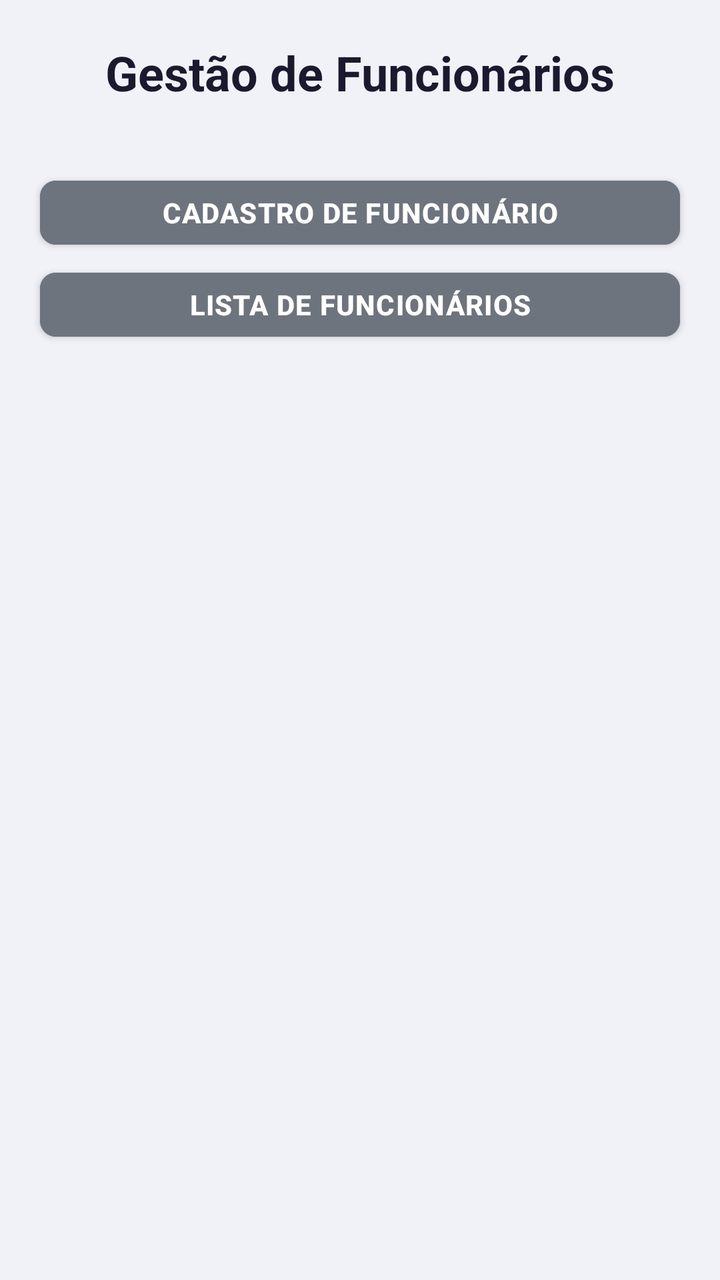
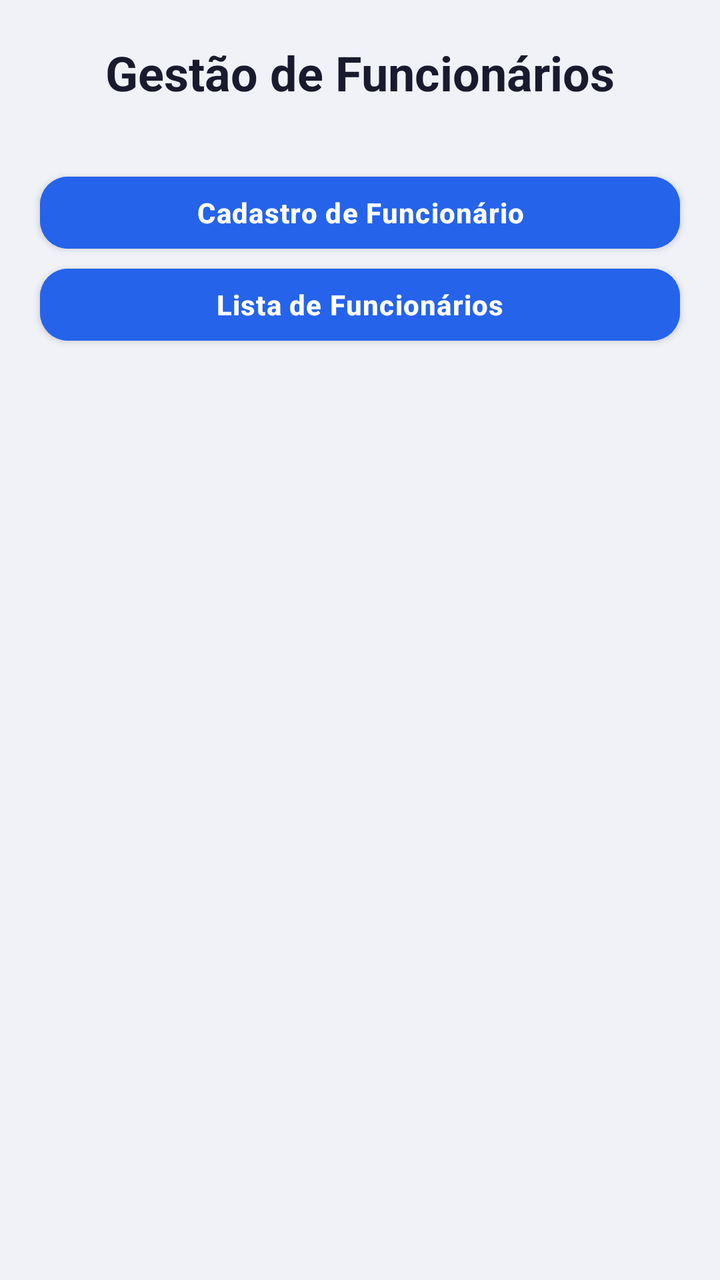

Two renders of the same Android screen: before a commit and after it. Below are the layout's source before the change and the commit's diff.
<!-- AndroidManifest.xml: application theme AppTheme -->
<!-- res/layout/activity_funcionarios.xml -->
<?xml version="1.0" encoding="utf-8"?>
<androidx.constraintlayout.widget.ConstraintLayout
    xmlns:android="http://schemas.android.com/apk/res/android"
    xmlns:app="http://schemas.android.com/apk/res-auto"
    xmlns:tools="http://schemas.android.com/tools"
    android:id="@+id/main"
    android:layout_width="match_parent"
    android:layout_height="match_parent"
    android:background="#F0F2F8"
    tools:context=".FuncionariosActivity">

    
    <TextView
        android:id="@+id/textTituloFuncionarios"
        android:layout_width="0dp"
        android:layout_height="wrap_content"
        android:text="Gestão de Funcionários"
        android:textSize="24sp"
        android:textStyle="bold"
        android:textColor="#1A1A2E"
        android:gravity="center"
        app:layout_constraintTop_toTopOf="parent"
        app:layout_constraintStart_toStartOf="parent"
        app:layout_constraintEnd_toEndOf="parent"
        android:layout_marginTop="20dp"/>

    
    <Button
        android:id="@+id/buttonCadastroFuncionario"
        android:layout_width="0dp"
        android:layout_height="44dp"
        android:text="Cadastro de Funcionário"
        android:textSize="14sp"
        android:textColor="#FFFFFF"
        android:textStyle="bold"
        android:letterSpacing="0.03"
        android:elevation="2dp"
        android:backgroundTint="#6E747E"
        app:cornerRadius="8dp"
        app:layout_constraintTop_toBottomOf="@id/textTituloFuncionarios"
        app:layout_constraintStart_toStartOf="parent"
        app:layout_constraintEnd_toEndOf="parent"
        android:layout_marginStart="20dp"
        android:layout_marginEnd="20dp"
        android:layout_marginTop="32dp"/>

    
    <Button
        android:id="@+id/buttonListaFuncionarios"
        android:layout_width="0dp"
        android:layout_height="44dp"
        android:text="Lista de Funcionários"
        android:textSize="14sp"
        android:textColor="#FFFFFF"
        android:textStyle="bold"
        android:letterSpacing="0.03"
        android:elevation="2dp"
        android:backgroundTint="#6E747E"
        app:cornerRadius="8dp"
        app:layout_constraintTop_toBottomOf="@id/buttonCadastroFuncionario"
        app:layout_constraintStart_toStartOf="parent"
        app:layout_constraintEnd_toEndOf="parent"
        android:layout_marginStart="20dp"
        android:layout_marginEnd="20dp"
        android:layout_marginTop="2dp"/>

</androidx.constraintlayout.widget.ConstraintLayout>
<!-- resources referenced by this layout -->
<resources>
  <style name="AppTheme" parent="Theme.MaterialComponents.DayNight.DarkActionBar">
          <item name="colorPrimary">@color/colorPrimary</item>
          <item name="colorPrimaryDark">@color/black</item>
          <item name="colorAccent">@color/black</item>
          <item name="android:windowBackground">@color/white</item>
          <item name="android:textColor">@color/black</item>
          <item name="android:textColorPrimary">@color/corTitulo</item>
  
          
          <item name="materialButtonStyle">@style/Widget.Condominio.Button</item>
          <item name="textInputStyle">@style/Widget.Condominio.TextInputLayout</item>
      </style>
  <color name="colorPrimary">#062AF2</color>
  <color name="black">#000000</color>
  <color name="white">#FFFFFF</color>
  <color name="corTitulo">#070707</color>
  <style name="Widget.Condominio.Button" parent="Widget.MaterialComponents.Button">
          <item name="backgroundTint">@color/colorPrimary</item>
          <item name="android:textColor">@color/white</item>
          <item name="cornerRadius">8dp</item>
      </style>
  <style name="Widget.Condominio.TextInputLayout" parent="Widget.MaterialComponents.TextInputLayout.OutlinedBox">
          <item name="boxBackgroundColor">@color/white</item>
          <item name="boxStrokeColor">@color/colorPrimary</item>
          <item name="hintTextColor">@color/colorPrimary</item>
          <item name="android:textColorHint">@color/colorPrimary</item>
      </style>
</resources>

<!-- the commit's change to res/layout/activity_funcionarios.xml (unified diff, before → after) -->
@@ -35,8 +35,8 @@
         android:textStyle="bold"
         android:letterSpacing="0.03"
         android:elevation="2dp"
-        android:backgroundTint="#6E747E"
-        app:cornerRadius="8dp"
+        android:backgroundTint="@color/botaoPrimario"
+        app:cornerRadius="14dp"
         app:layout_constraintTop_toBottomOf="@id/textTituloFuncionarios"
         app:layout_constraintStart_toStartOf="parent"
         app:layout_constraintEnd_toEndOf="parent"
@@ -55,8 +55,8 @@
         android:textStyle="bold"
         android:letterSpacing="0.03"
         android:elevation="2dp"
-        android:backgroundTint="#6E747E"
-        app:cornerRadius="8dp"
+        android:backgroundTint="@color/botaoPrimario"
+        app:cornerRadius="14dp"
         app:layout_constraintTop_toBottomOf="@id/buttonCadastroFuncionario"
         app:layout_constraintStart_toStartOf="parent"
         app:layout_constraintEnd_toEndOf="parent"
<!-- resource entries referenced after the edit -->
@@ -1,5 +1,6 @@
 <!-- resources referenced by this layout -->
 <resources>
+  <color name="botaoPrimario">#2563EB</color>
   <style name="AppTheme" parent="Theme.MaterialComponents.DayNight.DarkActionBar">
           <item name="colorPrimary">@color/colorPrimary</item>
           <item name="colorPrimaryDark">@color/black</item>
@@ -12,14 +13,24 @@
           <item name="materialButtonStyle">@style/Widget.Condominio.Button</item>
           <item name="textInputStyle">@style/Widget.Condominio.TextInputLayout</item>
       </style>
-  <color name="colorPrimary">#062AF2</color>
+  <color name="colorPrimary">#1E3A8A</color>
   <color name="black">#000000</color>
   <color name="white">#FFFFFF</color>
   <color name="corTitulo">#070707</color>
   <style name="Widget.Condominio.Button" parent="Widget.MaterialComponents.Button">
-          <item name="backgroundTint">@color/colorPrimary</item>
+          <item name="backgroundTint">@color/botaoPrimario</item>
           <item name="android:textColor">@color/white</item>
-          <item name="cornerRadius">8dp</item>
+          <item name="cornerRadius">14dp</item>
+          <item name="android:textAllCaps">false</item>
+          <item name="android:textStyle">bold</item>
+          <item name="android:textSize">15sp</item>
+          <item name="android:letterSpacing">0.01</item>
+          <item name="android:minHeight">52dp</item>
+          <item name="android:insetTop">4dp</item>
+          <item name="android:insetBottom">4dp</item>
+          <item name="android:elevation">2dp</item>
+          <item name="iconTint">@color/white</item>
+          <item name="iconPadding">8dp</item>
       </style>
   <style name="Widget.Condominio.TextInputLayout" parent="Widget.MaterialComponents.TextInputLayout.OutlinedBox">
           <item name="boxBackgroundColor">@color/white</item>
